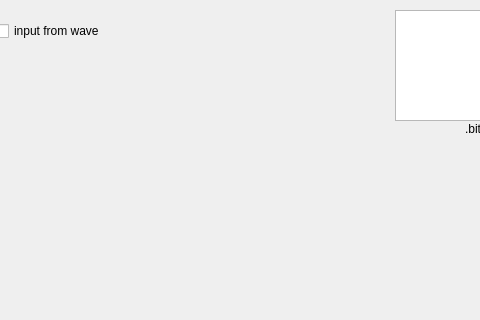
Before: the Qt Designer form source/py/multC_tester/V_Display.ui in wonjsohn/nerf-verilog, drawn with Qt 5; both pictures show x 285 to 765 and y 0 to 320 of the 895 by 669 pixel window.
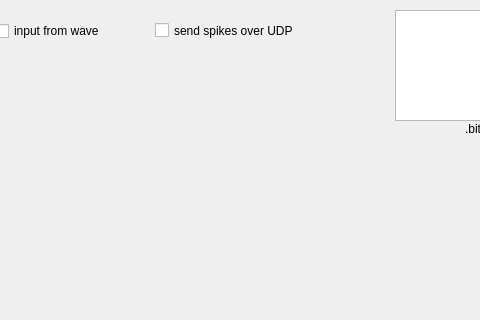
After: the same form once the commit is applied.

Diff of the .ui file:
```diff
--- a/source/py/multC_tester/V_Display.ui
+++ b/source/py/multC_tester/V_Display.ui
@@ -93,6 +93,19 @@
     <string>input from wave</string>
    </property>
   </widget>
+  <widget class="QCheckBox" name="checkBox_3">
+   <property name="geometry">
+    <rect>
+     <x>440</x>
+     <y>20</y>
+     <width>171</width>
+     <height>21</height>
+    </rect>
+   </property>
+   <property name="text">
+    <string>send spikes over UDP</string>
+   </property>
+  </widget>
  </widget>
  <resources/>
  <connections/>
```
